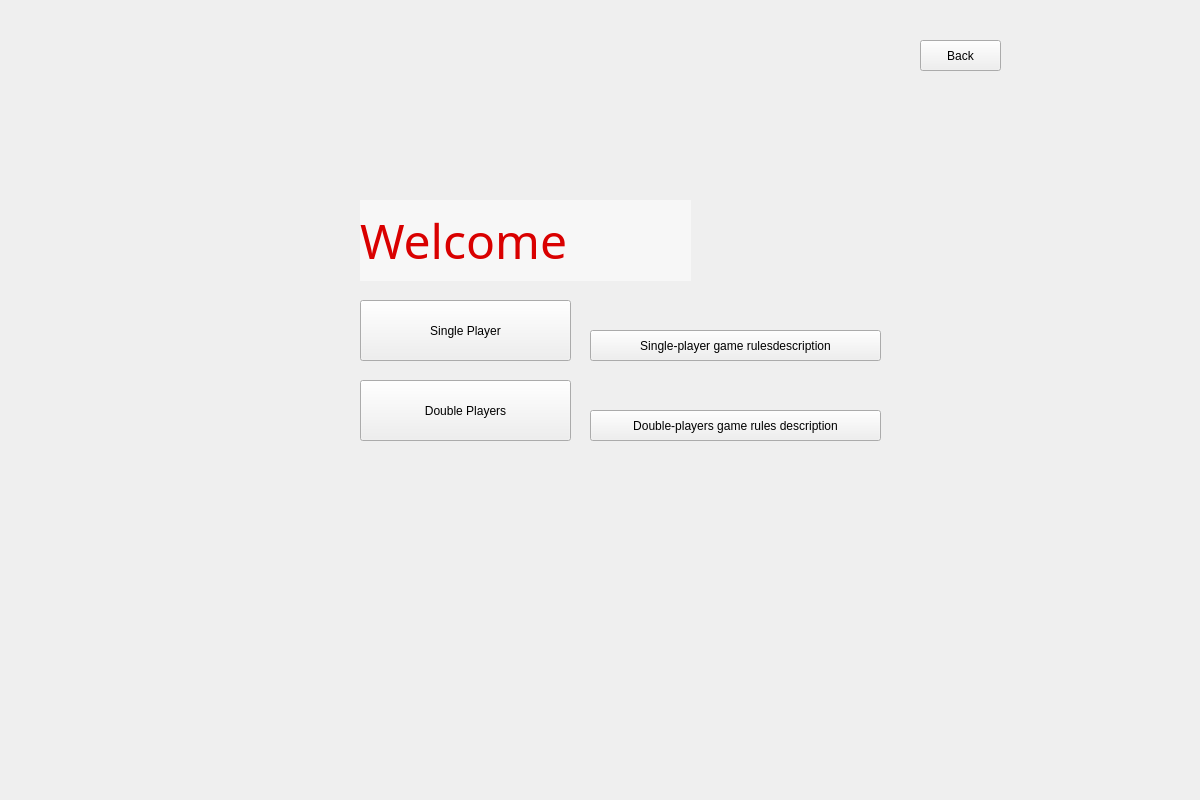
raitocc/run, file Tank_Trouble_IV/welcomewidget.ui: the form before one commit.
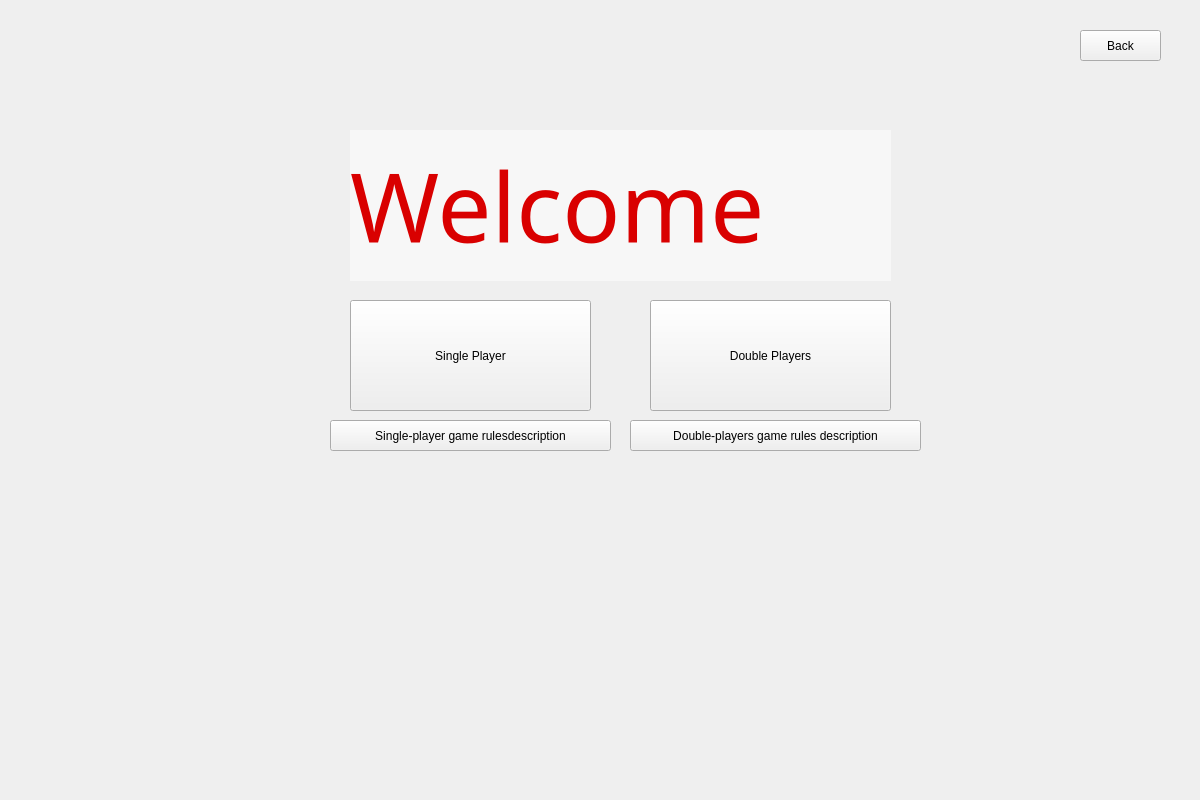
The form after the commit.

What changed in the file:
```diff
--- a/Tank_Trouble_IV/welcomewidget.ui
+++ b/Tank_Trouble_IV/welcomewidget.ui
@@ -16,10 +16,10 @@
   <widget class="QPushButton" name="btnSingle">
    <property name="geometry">
     <rect>
-     <x>360</x>
+     <x>350</x>
      <y>300</y>
-     <width>211</width>
-     <height>61</height>
+     <width>241</width>
+     <height>111</height>
     </rect>
    </property>
    <property name="styleSheet">
@@ -32,10 +32,10 @@
   <widget class="QPushButton" name="btnDouble">
    <property name="geometry">
     <rect>
-     <x>360</x>
-     <y>380</y>
-     <width>211</width>
-     <height>61</height>
+     <x>650</x>
+     <y>300</y>
+     <width>241</width>
+     <height>111</height>
     </rect>
    </property>
    <property name="styleSheet">
@@ -48,8 +48,8 @@
   <widget class="QPushButton" name="btnBack">
    <property name="geometry">
     <rect>
-     <x>920</x>
-     <y>40</y>
+     <x>1080</x>
+     <y>30</y>
      <width>81</width>
      <height>31</height>
     </rect>
@@ -64,16 +64,16 @@
   <widget class="QLabel" name="label">
    <property name="geometry">
     <rect>
-     <x>360</x>
-     <y>200</y>
-     <width>331</width>
-     <height>81</height>
+     <x>350</x>
+     <y>130</y>
+     <width>541</width>
+     <height>151</height>
     </rect>
    </property>
    <property name="font">
     <font>
      <family>华文琥珀</family>
-     <pointsize>36</pointsize>
+     <pointsize>72</pointsize>
      <italic>false</italic>
      <bold>false</bold>
     </font>
@@ -90,9 +90,9 @@
   <widget class="QPushButton" name="pushButton">
    <property name="geometry">
     <rect>
-     <x>590</x>
-     <y>330</y>
-     <width>291</width>
+     <x>330</x>
+     <y>420</y>
+     <width>281</width>
      <height>31</height>
     </rect>
    </property>
@@ -106,8 +106,8 @@
   <widget class="QPushButton" name="pushButton_2">
    <property name="geometry">
     <rect>
-     <x>590</x>
-     <y>410</y>
+     <x>630</x>
+     <y>420</y>
      <width>291</width>
      <height>31</height>
     </rect>
```
Left out of the diff: 2 changed lines with no effect on the pictures.
